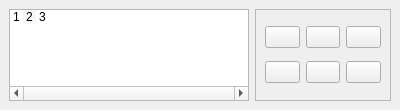
The window that src/animation_panel.ui (LoxoSoftware/IndexBourne) describes before a commit, drawn with Qt 5.
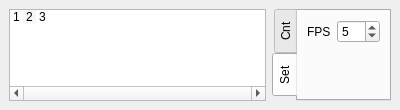
The same window after the commit. The open tabs and pages were chosen to show the change. Icons and pictures are not drawn. Custom widgets are drawn as their Qt base class.

Commit message: Updated animation_panel

```diff
--- a/src/animation_panel.ui
+++ b/src/animation_panel.ui
@@ -86,20 +86,39 @@
      </widget>
     </item>
     <item>
-     <widget class="QFrame" name="frame">
+     <widget class="QTabWidget" name="tbwAnimation">
       <property name="minimumSize">
        <size>
-        <width>50</width>
-        <height>0</height>
+        <width>118</width>
+        <height>92</height>
        </size>
       </property>
-      <property name="frameShape">
-       <enum>QFrame::Shape::StyledPanel</enum>
+      <property name="maximumSize">
+       <size>
+        <width>119</width>
+        <height>92</height>
+       </size>
       </property>
-      <property name="frameShadow">
-       <enum>QFrame::Shadow::Sunken</enum>
+      <property name="tabPosition">
+       <enum>QTabWidget::TabPosition::West</enum>
       </property>
+      <property name="currentIndex">
+       <number>0</number>
+      </property>
+      <widget class="QWidget" name="tabControls" native="true">
+       <attribute name="title">
+        <string>Cnt</string>
+       </attribute>
       <layout class="QGridLayout" name="gridLayout">
+        <property name="leftMargin">
+         <number>4</number>
+        </property>
+        <property name="rightMargin">
+         <number>4</number>
+        </property>
+        <property name="horizontalSpacing">
+         <number>0</number>
+        </property>
        <item row="4" column="2">
         <widget class="QPushButton" name="btnDuplicateFrame">
          <property name="toolTip">
@@ -182,6 +201,34 @@
         </widget>
        </item>
       </layout>
+      </widget>
+      <widget class="QWidget" name="tabSettings">
+       <attribute name="title">
+        <string>Set</string>
+       </attribute>
+       <layout class="QFormLayout" name="formLayout">
+        <item row="0" column="0">
+         <widget class="QLabel" name="label">
+          <property name="text">
+           <string>FPS</string>
+          </property>
+         </widget>
+        </item>
+        <item row="0" column="1">
+         <widget class="QSpinBox" name="spbPlaybackFPS">
+          <property name="minimum">
+           <number>1</number>
+          </property>
+          <property name="maximum">
+           <number>30</number>
+          </property>
+          <property name="value">
+           <number>5</number>
+          </property>
+         </widget>
+        </item>
+       </layout>
+      </widget>
      </widget>
     </item>
    </layout>
```
Lines whose indentation alone changed are shown as unchanged.
